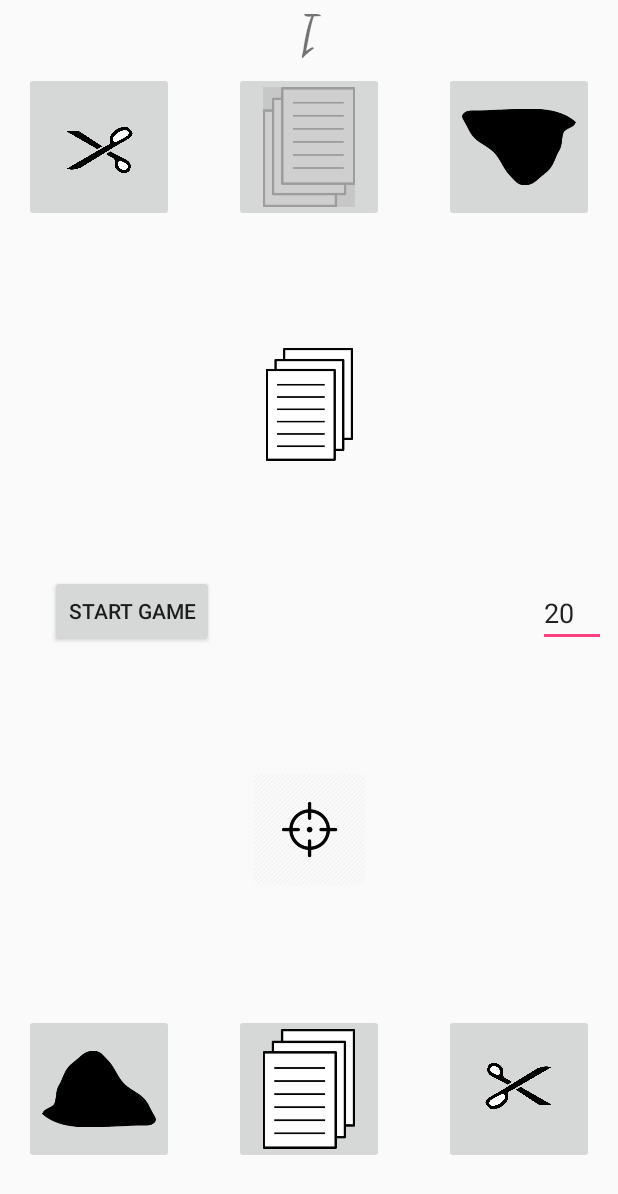
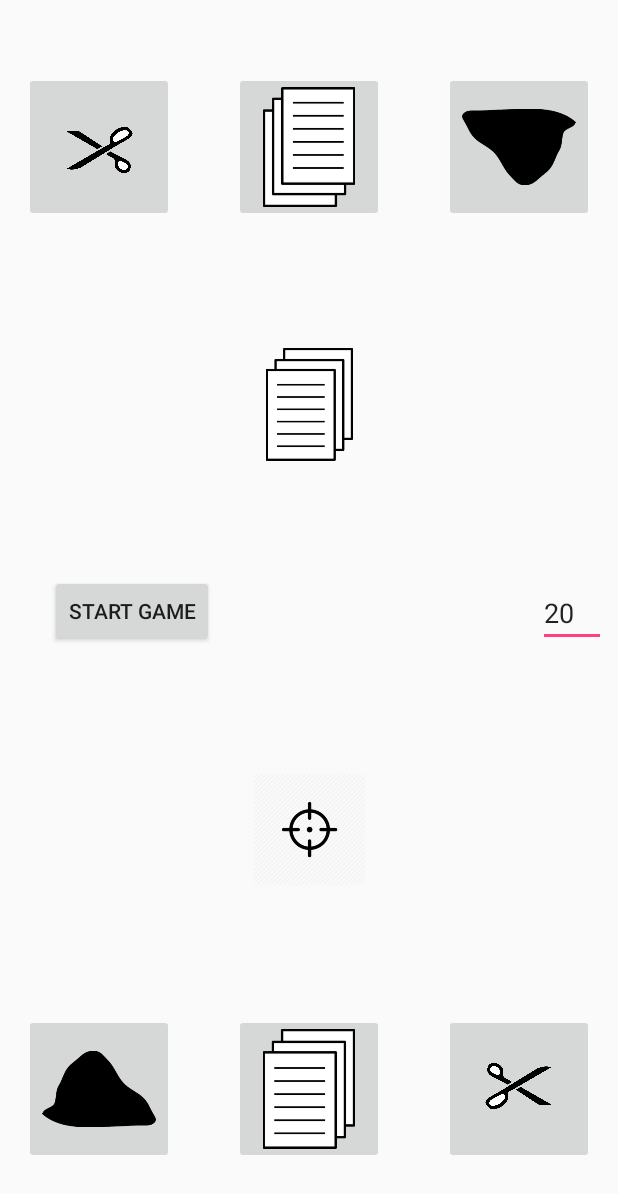
Before and after one commit to NikhilAPatel/RPS, an Android app: the screen it shows after launch (MainActivity), after a tap on an icon or button, on a phone screen of 412 x 824 dp. Shown: the top 1194 px of the screen. Run offline under Robolectric (Android 15) with nearby library versions, the phone set to English and light mode, and no system bars.

Commit message:
Did fixes to reduce lag. Further structural changes incoming

```diff
--- a/app/src/main/java/academy/learnprogramming/rps/MainActivity.java
+++ b/app/src/main/java/academy/learnprogramming/rps/MainActivity.java
@@ -1,6 +1,7 @@
 package academy.learnprogramming.rps;
 
 import android.os.CountDownTimer;
+import android.os.SystemClock;
 import android.support.v7.app.AppCompatActivity;
 import android.os.Bundle;
 import android.view.View;
@@ -44,47 +45,53 @@
     private boolean gameStart = false;
     private String p1state = "shoot";
     private String p2state = "shoot";
+    public enum card {rock, paper, scissors, shoot};
+    private card p1card=card.shoot;
+    private card p2card=card.shoot;
     private TextView p1score;
     private TextView p2score;
     private int millis = 0;
     public int count1 = 0;
     public int count2 = 0;
-    private static final int matchTime=30000;
-    private static final int scoreCheckTime=1000;
+    private static final int matchTime=15000+100;
+    private static final int scoreCheckTime=100;
     public int p1scorenum;
     public int p2scorenum;
 
 
-    CountDownTimerPausable t1 = new CountDownTimerPausable(matchTime, 1) {
+    CountDownTimerPausable t1 = new CountDownTimerPausable(matchTime, 50) {
 
         public void onTick(long millisUntilFinished) {
+            /*
             if (p1score.getText().toString().equals("")) {
                 p1scorenum = 0;
             } else {
                 p1scorenum = Integer.parseInt(p1score.getText().toString());
             }
+            */
 
             count1 = ((matchTime - (int) millisRemaining) / scoreCheckTime);
-            p1score.setText(count1 + "");
+            p1score.setText(count1);
 
         }
 
         public void onFinish() {
-            //timer.setText("Game Done 1");
             endGame();
         }
     };
-    CountDownTimerPausable t2 = new CountDownTimerPausable(matchTime, 1) {
+    CountDownTimerPausable t2 = new CountDownTimerPausable(matchTime, 50) {
 
         public void onTick(long millisUntilFinished) {
+            /*
             if (p2score.getText().toString().equals("")) {
                 p2scorenum = 0;
             } else {
                 p2scorenum = Integer.parseInt(p2score.getText().toString());
             }
+            */
 
             count2 = ((matchTime - (int) millisRemaining) / scoreCheckTime);
-            p2score.setText(count2 + "");
+            p2score.setText(count2);
 
         }
 
@@ -104,23 +111,22 @@
         super.onCreate(savedInstanceState);
         setContentView(R.layout.game_activity);
 
-        timeInput=(EditText) findViewById(R.id.timeInput);
-
-        p1paperButton = (ImageButton) findViewById(R.id.p1paperButton);
-        p1rockButton = (ImageButton) findViewById(R.id.p1rockButton);
-        p1scissorButton = (ImageButton) findViewById(R.id.p1scissorButton);
-        p1choiceImage = (ImageView) findViewById(R.id.p1choiceImage);
-        p1score = (TextView) findViewById(R.id.p1score);
-
-        p2paperButton = (ImageButton) findViewById(R.id.p2paperButton);
-        p2rockButton = (ImageButton) findViewById(R.id.p2rockButton);
-        p2scissorButton = (ImageButton) findViewById(R.id.p2scissorButton);
-        p2choiceImage = (ImageView) findViewById(R.id.p2choiceImage);
-        p2score = (TextView) findViewById(R.id.p2score);
-
-        timer = (TextView) findViewById(R.id.timer);
-        timer = (TextView) findViewById(R.id.timer);
-        startButton = (Button) findViewById(R.id.startButton);
+// /Miscellaneous
+        timer = findViewById(R.id.timer);
+        startButton = findViewById(R.id.startButton);
+        timeInput=findViewById(R.id.timeInput);
+//Player 1
+        p1paperButton =findViewById(R.id.p1paperButton);
+        p1rockButton = findViewById(R.id.p1rockButton);
+        p1scissorButton = findViewById(R.id.p1scissorButton);
+        p1choiceImage = findViewById(R.id.p1choiceImage);
+        p1score = findViewById(R.id.p1score);
+//Player 2
+        p2paperButton = findViewById(R.id.p2paperButton);
+        p2rockButton = findViewById(R.id.p2rockButton);
+        p2scissorButton = findViewById(R.id.p2scissorButton);
+        p2choiceImage = findViewById(R.id.p2choiceImage);
+        p2score =  findViewById(R.id.p2score);
 
         View.OnClickListener startButtonOnClickListener = new View.OnClickListener() {
             @Override
@@ -132,8 +138,9 @@
         View.OnClickListener rock2OnClickListener = new View.OnClickListener() {
             @Override
             public void onClick(View view) {
+                p2choiceImage.setImageResource(R.drawable.rock);
+                /*
                 p2rockButton.setImageResource(R.drawable.rockgrayed);
-                p2choiceImage.setImageResource(R.drawable.rock);
                 p2rockButton.setClickable(false);
 
                 p2scissorButton.setImageResource(R.drawable.scissors);
@@ -141,21 +148,21 @@
 
                 p2paperButton.setImageResource(R.drawable.paper);
                 p2paperButton.setClickable(true);
+*/
+                p2state = "rock";
 /*
-                if (!gameStart) {
-                    startGame();
+                if (gameStart) {
+                    checkWinning();
                 }
                 */
-                p2state = "rock";
-
-                checkWinning();
             }
         };
         View.OnClickListener paper2OnClickListener = new View.OnClickListener() {
             @Override
             public void onClick(View view) {
+                p2choiceImage.setImageResource(R.drawable.paper);
+                /*
                 p2paperButton.setImageResource(R.drawable.papergrayed);
-                p2choiceImage.setImageResource(R.drawable.paper);
                 p2paperButton.setClickable(false);
 
                 p2rockButton.setImageResource(R.drawable.rock);
@@ -163,21 +170,22 @@
 
                 p2scissorButton.setImageResource(R.drawable.scissors);
                 p2scissorButton.setClickable(true);
+                */
+
+                p2state = "paper";
 /*
-                if (!gameStart) {
-                    startGame();
+                if (gameStart) {
+                    checkWinning();
                 }
                 */
-                p2state = "paper";
-
-                checkWinning();
             }
         };
         View.OnClickListener scissor2OnClickListener = new View.OnClickListener() {
             @Override
             public void onClick(View view) {
+                p2choiceImage.setImageResource(R.drawable.scissors);
+                /*
                 p2scissorButton.setImageResource(R.drawable.scissorsgrayed);
-                p2choiceImage.setImageResource(R.drawable.scissors);
                 p2scissorButton.setClickable(false);
 
                 p2paperButton.setImageResource(R.drawable.paper);
@@ -185,14 +193,13 @@
 
                 p2rockButton.setImageResource(R.drawable.rock);
                 p2rockButton.setClickable(true);
+*/
+                p2state = "scissor";
 /*
-                if (!gameStart) {
-                    startGame();
+                if (gameStart) {
+                    checkWinning();
                 }
                 */
-                p2state = "scissor";
-
-                checkWinning();
             }
         };
 
@@ -200,8 +207,9 @@
         View.OnClickListener rock1OnClickListener = new View.OnClickListener() {
             @Override
             public void onClick(View view) {
+                p1choiceImage.setImageResource(R.drawable.rock);
+                /*
                 p1rockButton.setImageResource(R.drawable.rockgrayed);
-                p1choiceImage.setImageResource(R.drawable.rock);
                 p1rockButton.setClickable(false);
 
                 p1scissorButton.setImageResource(R.drawable.scissors);
@@ -209,21 +217,22 @@
 
                 p1paperButton.setImageResource(R.drawable.paper);
                 p1paperButton.setClickable(true);
+                */
+
+                p1state = "rock";
 /*
-                if (!gameStart) {
-                    startGame();
+                if (gameStart) {
+                    checkWinning();
                 }
                 */
-                p1state = "rock";
-
-                checkWinning();
             }
         };
         View.OnClickListener paper1OnClickListener = new View.OnClickListener() {
             @Override
             public void onClick(View view) {
+                p1choiceImage.setImageResource(R.drawable.paper);
+                /*
                 p1paperButton.setImageResource(R.drawable.papergrayed);
-                p1choiceImage.setImageResource(R.drawable.paper);
                 p1paperButton.setClickable(false);
 
                 p1rockButton.setImageResource(R.drawable.rock);
@@ -231,22 +240,22 @@
 
                 p1scissorButton.setImageResource(R.drawable.scissors);
                 p1scissorButton.setClickable(true);
-/*
-                if (!gameStart) {
-                    startGame();
+                */
+
+                p1state = "paper";
+                /*
+                if (gameStart) {
+                    checkWinning();
                 }
                 */
-                p1state = "paper";
-
-
-                checkWinning();
             }
         };
         View.OnClickListener scissor1OnClickListener = new View.OnClickListener() {
             @Override
             public void onClick(View view) {
+                p1choiceImage.setImageResource(R.drawable.scissors);
+                /*
                 p1scissorButton.setImageResource(R.drawable.scissorsgrayed);
-                p1choiceImage.setImageResource(R.drawable.scissors);
                 p1scissorButton.setClickable(false);
 
                 p1paperButton.setImageResource(R.drawable.paper);
@@ -254,14 +263,14 @@
 
                 p1rockButton.setImageResource(R.drawable.rock);
                 p1rockButton.setClickable(true);
+                */
+
+                p1state = "scissor";
 /*
-                if (!gameStart) {
-                    startGame();
+                if (gameStart) {
+                    checkWinning();
                 }
                 */
-                p1state = "scissor";
-
-                checkWinning();
             }
         };
 
@@ -279,11 +288,15 @@
 
     public void startGame() {
         gameStart = true;
-        new CountDownTimer(matchTime, 1) {
+        timer.setText("Ready...");
+        timer.setText("Set...");
+        timer.setText("Go!");
+        new CountDownTimer(matchTime, 100) {
 
             public void onTick(long millisUntilFinished) {
                 timer.setText(String.valueOf(millisUntilFinished / 1000));
                 millis = (int) millisUntilFinished / 1000;
+                checkWinning();
             }
 
             public void onFinish() {
@@ -346,9 +359,9 @@
         if (p1state.equals(p2state)) {
             condition = "TIED";
         } else if ((p1state.equals("rock") && p2state.equals("paper")) || (p1state.equals("paper") && p2state.equals("scissor")) || (p1state.equals("scissor") && p2state.equals("rock")) || p1state.equals("shoot")) {
-            condition = "LOSS";
-        } else if ((p1state.equals("paper") && p2state.equals("rock")) || (p1state.equals("rock") && p2state.equals("scissor")) || (p1state.equals("scissor") && p2state.equals("paper")) || p2state.equals("shoot")) {
-            condition = "WIN";
+            condition = "P1";
+        } else{
+            condition = "P2";
         }
         updateTimers(condition);
     }
@@ -356,7 +369,7 @@
     public void updateTimers(String condition) {
 
 
-        if (condition.equals("WIN")) {
+        if (condition.equals("P1")) {
             count1 = 0;
             t1.start();
         } else {
@@ -365,7 +378,7 @@
             } catch (Exception e) {
             }
         }
-        if (condition.equals("LOSS")) {
+        if (condition.equals("P2")) {
             count2 = 0;
             t2.start();
         } else {
```
